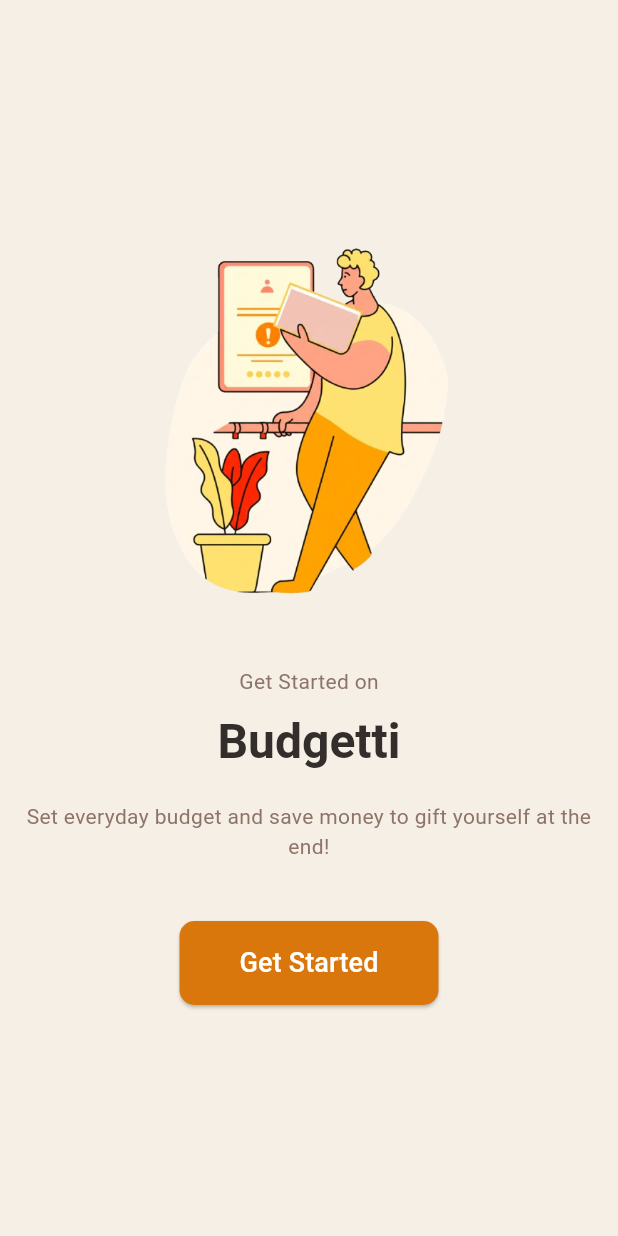
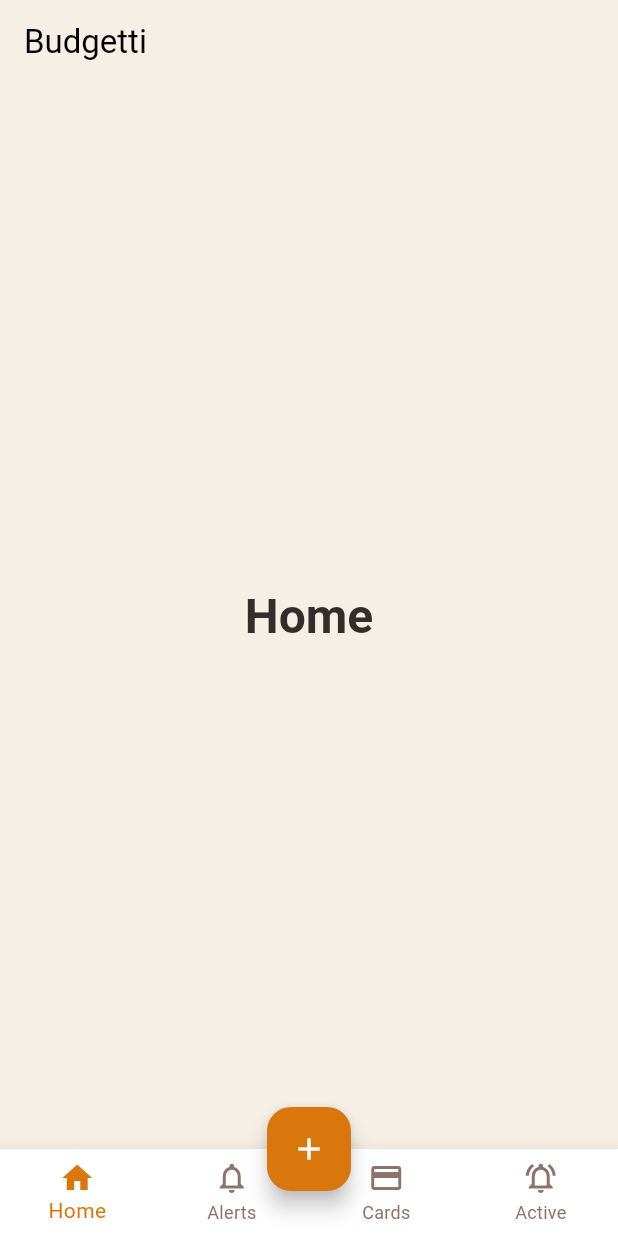
Before and after one commit to Reynem/Budgetti, a Flutter app: the screen it shows after launch, after a tap on "Get Started", on a phone screen of 412 x 824 dp. Run offline on Flutter 3.47's test engine with Material 3 defaults, Android fonts, the phone set to English and light mode, and no system bars.

Commit message:
Bottom navigation bar

```diff
--- /dev/null
+++ b/lib/bottom_navigation.dart
@@ -0,0 +1,91 @@
+import 'package:flutter/foundation.dart';
+import 'package:flutter/material.dart';
+
+class BottomNavigationExample extends StatefulWidget {
+  const BottomNavigationExample({super.key});
+
+  @override
+  BottomNavigationExampleState createState() => BottomNavigationExampleState();
+}
+
+class BottomNavigationExampleState extends State<BottomNavigationExample> {
+  int _selectedIndex = 0;
+
+  static const List<String> _widgetOptions = <String>[
+    'Home',
+    'Active',
+    'Cards',
+    'Alerts',
+  ];
+
+  void _onItemTapped(int index) {
+    setState(() {
+      _selectedIndex = index;
+    });
+  }
+
+  @override
+  Widget build(BuildContext context) {
+    return Scaffold(
+      backgroundColor: Theme.of(context).scaffoldBackgroundColor,
+      appBar: AppBar(
+        title: Text('Budgetti'),
+        backgroundColor: Theme.of(context).scaffoldBackgroundColor,
+        elevation: 0,
+      ),
+      body: Center(
+        child: Text(
+          _widgetOptions.elementAt(_selectedIndex),
+          style: Theme.of(context).textTheme.headlineLarge,
+        ),
+      ),
+      bottomNavigationBar: BottomNavigationBar(
+        type: BottomNavigationBarType.fixed,
+        items: const <BottomNavigationBarItem>[
+          BottomNavigationBarItem(
+            icon: Icon(Icons.home_outlined),
+            activeIcon: Icon(Icons.home),
+            label: 'Home',
+          ),
+          BottomNavigationBarItem(
+            icon: Icon(Icons.notifications_none),
+            activeIcon: Icon(Icons.notifications),
+            label: 'Alerts',
+          ),
+          BottomNavigationBarItem(
+            icon: Icon(Icons.credit_card_outlined),
+            activeIcon: Icon(Icons.credit_card),
+            label: 'Cards',
+          ),
+          BottomNavigationBarItem(
+            icon: Icon(Icons.notifications_active_outlined),
+            activeIcon: Icon(Icons.notifications_active),
+            label: 'Active',
+          ),
+        ],
+        currentIndex: _selectedIndex,
+        selectedItemColor: Theme.of(context).primaryColor,
+        unselectedItemColor: Theme.of(context).colorScheme.secondary,
+        backgroundColor: Colors.white,
+        elevation: 10,
+        onTap: _onItemTapped,
+        showSelectedLabels: true,
+        showUnselectedLabels: true,
+      ),
+      floatingActionButton: FloatingActionButton(
+        onPressed: () {
+          // Действие при нажатии центральной кнопки
+          if (kDebugMode) {
+            print('Central button pressed');
+          }
+        },
+        backgroundColor: Theme.of(context).primaryColor,
+        child: Icon(
+          Icons.add,
+          color: Colors.white,
+        ),
+      ),
+      floatingActionButtonLocation: FloatingActionButtonLocation.centerDocked,
+    );
+  }
+}
--- a/lib/greeting_page.dart
+++ b/lib/greeting_page.dart
@@ -43,8 +43,7 @@
 
               ElevatedButton(
                 onPressed: () {
-                  Navigator.pushReplacementNamed(context, '/');
-                  // TODO: MAKE HOME PAGE AND CHANGE THIS ROUTE
+                  Navigator.pushReplacementNamed(context, '/nav');
                 },
                 style: ElevatedButton.styleFrom(
                   backgroundColor: Theme.of(context).primaryColor,
--- a/lib/main.dart
+++ b/lib/main.dart
@@ -1,4 +1,5 @@
 import 'package:flutter/material.dart';
+import 'package:portfolio_showcase/bottom_navigation.dart';
 import 'package:portfolio_showcase/greeting_page.dart';
 
 void main() {
@@ -31,7 +32,8 @@
       initialRoute: "/",
       routes: {
         "/": (context) => GreetingPage(),
-      }
+        '/nav': (context) => BottomNavigationExample()
+      },
     );
   }
 }
```
